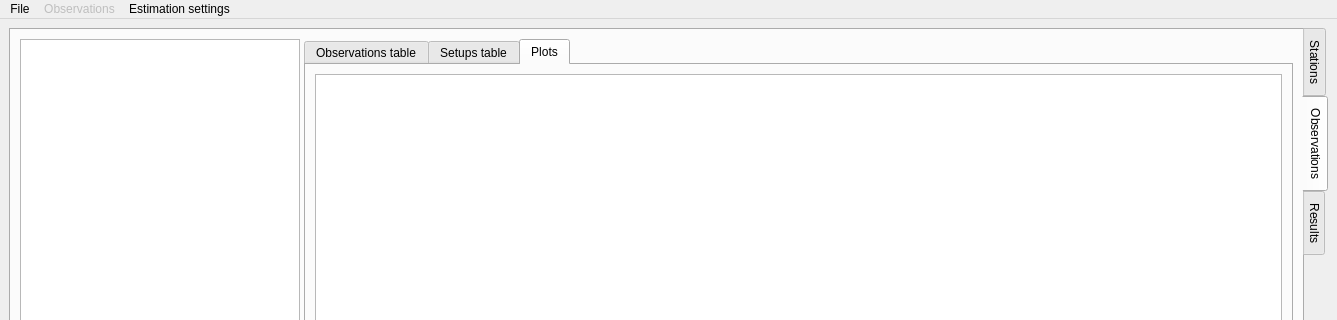
Qt form gravtools/gui/MainWindow.ui (ahellers/GravTools) before a commit; both pictures show x 0 to 1337 and y 0 to 320 of the 1337 by 746 pixel window.
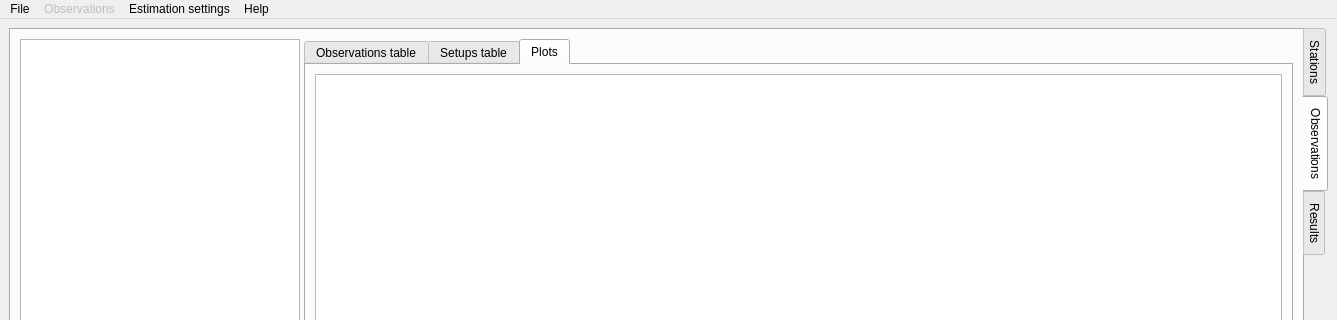
The same form after that commit. Custom widgets are drawn as their Qt base class.

```diff
--- a/gravtools/gui/MainWindow.ui
+++ b/gravtools/gui/MainWindow.ui
@@ -881,9 +881,16 @@
     </property>
     <addaction name="action_Estimation_settings"/>
    </widget>
+   <widget class="QMenu" name="menuHelp">
+    <property name="title">
+     <string>Help</string>
+    </property>
+    <addaction name="action_About"/>
+   </widget>
    <addaction name="menu_File"/>
    <addaction name="menu_Observations"/>
    <addaction name="menuEstimation_settings"/>
+   <addaction name="menuHelp"/>
   </widget>
   <widget class="QStatusBar" name="statusbar">
    <property name="inputMethodHints">
```
Left out of the diff: 5 changed lines with no effect on the pictures.
